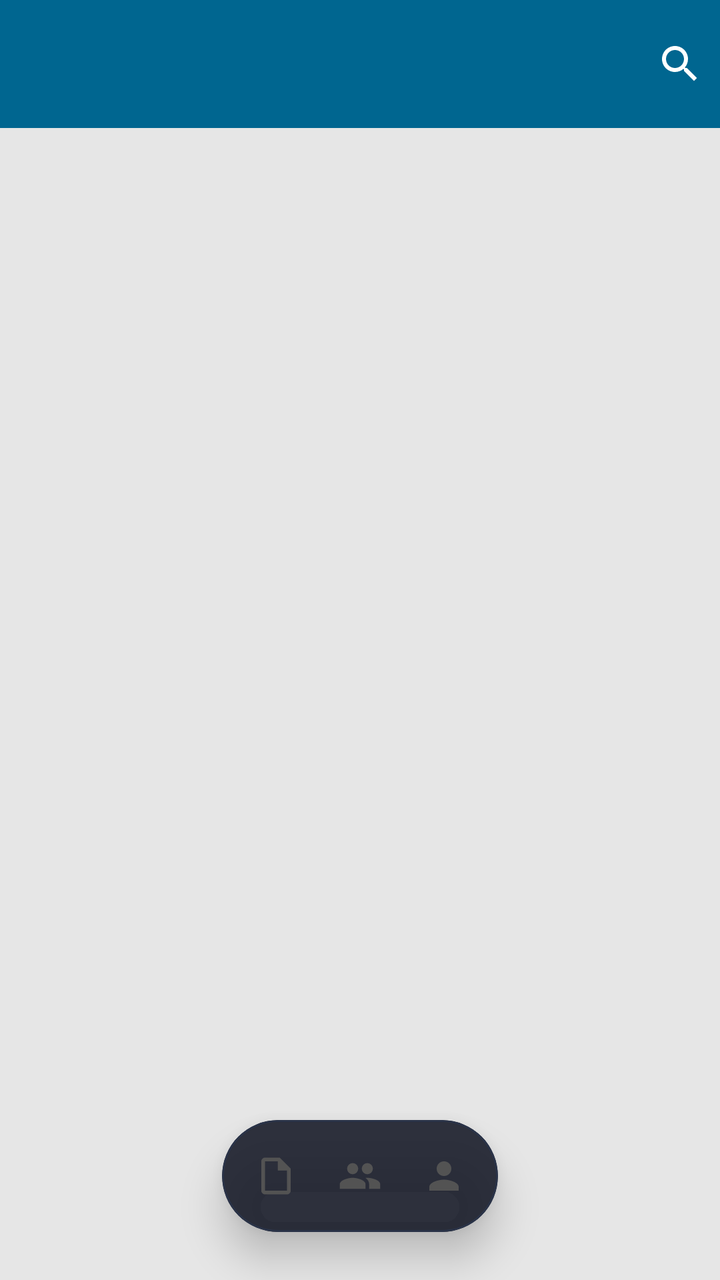
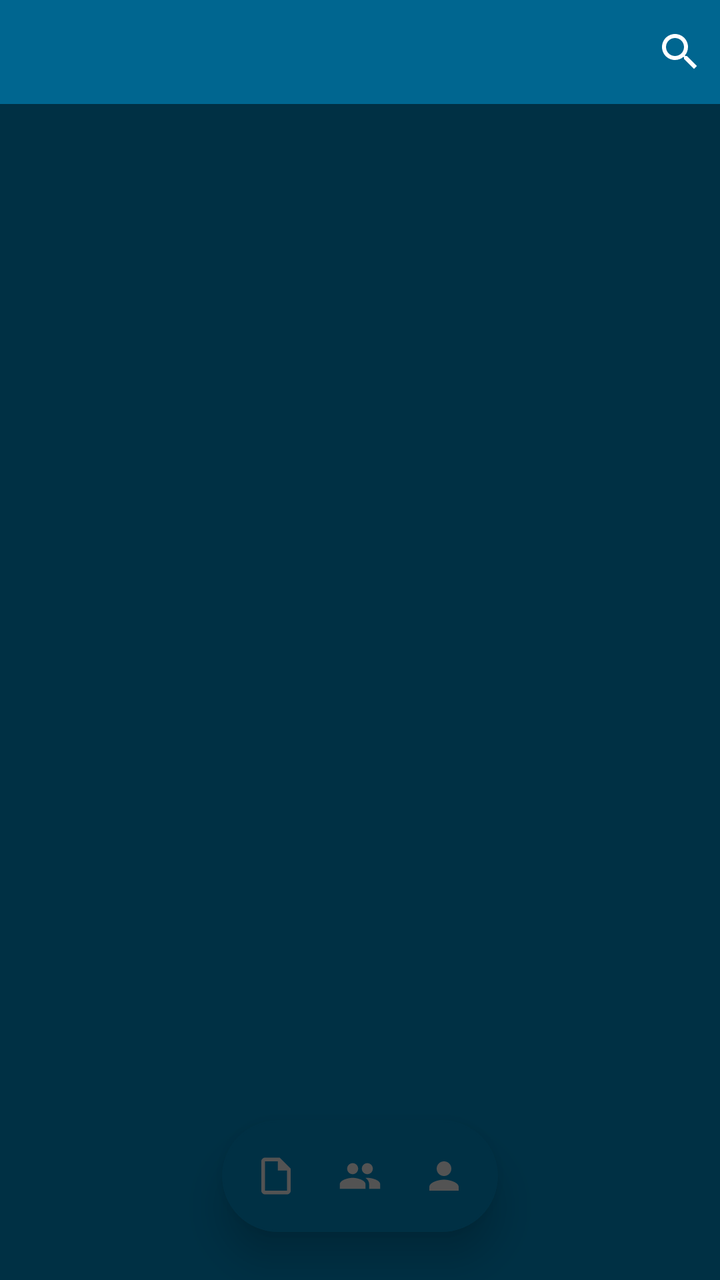

Before-and-after screenshots of an Android layout around one commit, followed by the original layout XML and the change that was made.
<!-- AndroidManifest.xml: application theme Theme.GMV -->
<!-- res/layout/activity_dashboard.xml -->
<?xml version="1.0" encoding="utf-8"?>
<RelativeLayout xmlns:android="http://schemas.android.com/apk/res/android"
    xmlns:app="http://schemas.android.com/apk/res-auto"
    android:id="@+id/main_content"
    android:layout_width="match_parent"
    android:layout_height="match_parent"
    android:background="@color/greyUmk_10">

    <androidx.coordinatorlayout.widget.CoordinatorLayout
        android:id="@+id/tab_coordinator_layout"
        android:layout_width="match_parent"
        android:layout_height="match_parent"
        android:fitsSystemWindows="true">

        <com.google.android.material.appbar.AppBarLayout
            android:id="@+id/tab_appbar_layout"
            android:layout_width="match_parent"
            android:layout_height="wrap_content"
            android:background="?attr/colorSurface"
            android:elevation="2dp">

            <com.google.android.material.appbar.MaterialToolbar
                android:id="@+id/toolbar"
                android:layout_width="match_parent"
                android:layout_height="?actionBarSize"
                android:layout_toStartOf="@+id/btn_add_cart"
                android:layout_toLeftOf="@+id/btn_add_cart"
                android:background="@color/colorUmkPrimary"
                android:theme="@style/ThemeOverlay.AppCompat.Dark.ActionBar"
                app:popupTheme="@style/ThemeOverlay.AppCompat.Light">

                <LinearLayout
                    android:id="@+id/lyt_search_mode"
                    android:layout_width="match_parent"
                    android:layout_height="match_parent"
                    android:gravity="center_vertical"
                    android:orientation="horizontal"
                    android:visibility="gone">

                    <ImageButton
                        android:id="@+id/btn_search_back"
                        android:layout_width="40dp"
                        android:layout_height="40dp"
                        android:background="?attr/selectableItemBackgroundBorderless"
                        android:importantForAccessibility="no"
                        android:padding="10dp"
                        android:src="@drawable/ic_arrow_left"
                        android:tint="?attr/colorOnSurface" />

                    <EditText
                        android:id="@+id/et_toolbar_search"
                        android:layout_width="0dp"
                        android:layout_height="match_parent"
                        android:layout_weight="1"
                        android:background="@null"
                        android:hint="Buscar..."
                        android:imeOptions="actionSearch"
                        android:inputType="text"
                        android:maxLines="1"
                        android:textColor="?attr/colorOnSurface"
                        android:textColorHint="@color/grey_40"
                        android:textSize="16sp" />

                    <ImageButton
                        android:id="@+id/btn_search_clear"
                        android:layout_width="40dp"
                        android:layout_height="40dp"
                        android:background="?attr/selectableItemBackgroundBorderless"
                        android:importantForAccessibility="no"
                        android:padding="10dp"
                        android:src="@drawable/ic_close"
                        android:tint="@color/grey_40"
                        android:visibility="gone" />

                </LinearLayout>

                <ImageButton
                    android:id="@+id/btn_toolbar_search"
                    android:layout_width="40dp"
                    android:layout_height="40dp"
                    android:layout_gravity="end"
                    android:background="?attr/selectableItemBackgroundBorderless"
                    android:importantForAccessibility="no"
                    android:padding="8dp"
                    android:src="@drawable/ic_search"
                    android:tint="@color/on_primary" />

            </com.google.android.material.appbar.MaterialToolbar>

        </com.google.android.material.appbar.AppBarLayout>

        <androidx.viewpager.widget.ViewPager
            android:id="@+id/viewpager"
            android:layout_width="match_parent"
            android:layout_height="match_parent"
            app:layout_behavior="@string/appbar_scrolling_view_behavior" />

    </androidx.coordinatorlayout.widget.CoordinatorLayout>

    <include
        android:id="@+id/floating_nav"
        layout="@layout/nav_floating_island"
        android:layout_width="wrap_content"
        android:layout_height="wrap_content"
        android:layout_alignParentBottom="true"
        android:layout_centerHorizontal="true"
        android:layout_marginBottom="24dp" />

</RelativeLayout>
<!-- res/layout/nav_floating_island.xml (included above) -->
<?xml version="1.0" encoding="utf-8"?>
<com.google.android.material.card.MaterialCardView xmlns:android="http://schemas.android.com/apk/res/android"
    xmlns:app="http://schemas.android.com/apk/res-auto"
    android:id="@+id/floating_nav"
    android:layout_width="wrap_content"
    android:layout_height="wrap_content"
    android:clickable="true"
    app:cardBackgroundColor="@color/nav_pill_bg"
    app:cardCornerRadius="28dp"
    app:cardElevation="12dp"
    app:strokeColor="@color/nav_pill_stroke"
    app:strokeWidth="1dp">

    <LinearLayout
        android:layout_width="wrap_content"
        android:layout_height="wrap_content"
        android:animateLayoutChanges="true"
        android:gravity="center"
        android:orientation="horizontal"
        android:paddingHorizontal="6dp"
        android:paddingVertical="6dp">

        
        <LinearLayout
            android:id="@+id/nav_articulos"
            android:layout_width="wrap_content"
            android:layout_height="44dp"
            android:gravity="center_vertical"
            android:orientation="horizontal"
            android:paddingHorizontal="10dp"
            android:paddingVertical="0dp">

            <ImageView
                android:id="@+id/iv_nav_articulos"
                android:layout_width="22dp"
                android:layout_height="22dp"
                android:importantForAccessibility="no"
                android:src="@drawable/ic_article" />

            <TextView
                android:id="@+id/tv_nav_articulos_title"
                android:layout_width="wrap_content"
                android:layout_height="wrap_content"
                android:layout_marginStart="6dp"
                android:fontFamily="sans-serif-medium"
                android:text="@string/label_articulos"
                android:textSize="12sp"
                android:visibility="gone" />

        </LinearLayout>

        
        <LinearLayout
            android:id="@+id/nav_clientes"
            android:layout_width="wrap_content"
            android:layout_height="44dp"
            android:gravity="center_vertical"
            android:orientation="horizontal"
            android:paddingHorizontal="10dp"
            android:paddingVertical="0dp">

            <ImageView
                android:id="@+id/iv_nav_clientes"
                android:layout_width="22dp"
                android:layout_height="22dp"
                android:importantForAccessibility="no"
                android:src="@drawable/ic_people" />

            <TextView
                android:id="@+id/tv_nav_clientes_title"
                android:layout_width="wrap_content"
                android:layout_height="wrap_content"
                android:layout_marginStart="6dp"
                android:fontFamily="sans-serif-medium"
                android:text="@string/label_clientes"
                android:textSize="12sp"
                android:visibility="gone" />

        </LinearLayout>

        
        <LinearLayout
            android:id="@+id/nav_perfil"
            android:layout_width="wrap_content"
            android:layout_height="44dp"
            android:gravity="center_vertical"
            android:orientation="horizontal"
            android:paddingHorizontal="10dp"
            android:paddingVertical="0dp">

            <ImageView
                android:id="@+id/iv_nav_perfil"
                android:layout_width="22dp"
                android:layout_height="22dp"
                android:importantForAccessibility="no"
                android:src="@drawable/ic_person" />

            <TextView
                android:id="@+id/tv_nav_perfil_title"
                android:layout_width="wrap_content"
                android:layout_height="wrap_content"
                android:layout_marginStart="6dp"
                android:fontFamily="sans-serif-medium"
                android:text="@string/label_perfil"
                android:textSize="12sp"
                android:visibility="gone" />

        </LinearLayout>

    </LinearLayout>

</com.google.android.material.card.MaterialCardView>
<!-- resources referenced by this layout -->
<resources>
  <color name="colorUmkPrimary">#006690</color>
  <color name="greyUmk_10">#e6e6e6</color>
  <color name="grey_40">#9E9E9E</color>
  <color name="nav_pill_bg">#E61A1D2B</color>
  <color name="nav_pill_stroke">#2A3348</color>
  <color name="on_primary">#FFFFFF</color>
  <string name="label_articulos">ARTÍCULOS</string>
  <string name="label_clientes">CLIENTES</string>
  <string name="label_perfil">PERFIL</string>
  <style name="Theme.GMV" parent="Base.Theme.GMV" />
  <color name="primary">#337AB7</color>
  <color name="primary_container">#D6E4F0</color>
  <color name="on_primary_container">#1A3A5C</color>
  <color name="secondary">#3A539B</color>
  <color name="on_secondary">#FFFFFF</color>
  <color name="secondary_container">#D6DCE8</color>
  <color name="on_secondary_container">#1C2A5C</color>
  <color name="tertiary">#7E57C2</color>
  <color name="on_tertiary">#FFFFFF</color>
  <color name="tertiary_container">#EDE7F6</color>
  <color name="on_tertiary_container">#311B92</color>
  <color name="error">#EF5350</color>
  <color name="on_error">#FFFFFF</color>
  <color name="error_container">#FFEBEE</color>
  <color name="on_error_container">#B71C1C</color>
  <color name="background">#F2F2F2</color>
  <color name="on_background">#000000</color>
  <color name="surface">#E7E7E7</color>
  <color name="on_surface">#000000</color>
  <color name="surface_variant">#D4D4D4</color>
  <color name="on_surface_variant">#535353</color>
  <color name="outline">#B0BEC5</color>
  <color name="outline_variant">#CFD8DC</color>
  <style name="TextAppearance.M3.DisplayMedium">
          <item name="android:textSize">45sp</item>
          <item name="android:letterSpacing">0</item>
          <item name="android:lineHeight">52sp</item>
          <item name="android:fontFamily">sans-serif</item>
      </style>
  <style name="TextAppearance.M3.DisplaySmall">
          <item name="android:textSize">36sp</item>
          <item name="android:letterSpacing">0</item>
          <item name="android:lineHeight">44sp</item>
          <item name="android:fontFamily">sans-serif</item>
      </style>
  <style name="TextAppearance.M3.HeadlineLarge">
          <item name="android:textSize">32sp</item>
          <item name="android:letterSpacing">0</item>
          <item name="android:lineHeight">40sp</item>
          <item name="android:fontFamily">sans-serif</item>
      </style>
  <style name="TextAppearance.M3.HeadlineSmall">
          <item name="android:textSize">24sp</item>
          <item name="android:letterSpacing">0</item>
          <item name="android:lineHeight">32sp</item>
          <item name="android:fontFamily">sans-serif</item>
      </style>
  <style name="TextAppearance.M3.TitleLarge">
          <item name="android:textSize">22sp</item>
          <item name="android:letterSpacing">0</item>
          <item name="android:lineHeight">28sp</item>
          <item name="android:fontFamily">sans-serif</item>
      </style>
  <style name="TextAppearance.M3.BodyLarge">
          <item name="android:textSize">16sp</item>
          <item name="android:letterSpacing">0.5</item>
          <item name="android:lineHeight">24sp</item>
          <item name="android:fontFamily">sans-serif</item>
      </style>
  <style name="TextAppearance.M3.BodyMedium">
          <item name="android:textSize">14sp</item>
          <item name="android:letterSpacing">0.25</item>
          <item name="android:lineHeight">20sp</item>
          <item name="android:fontFamily">sans-serif</item>
      </style>
  <style name="TextAppearance.M3.BodySmall">
          <item name="android:textSize">12sp</item>
          <item name="android:letterSpacing">0.4</item>
          <item name="android:lineHeight">16sp</item>
          <item name="android:fontFamily">sans-serif</item>
      </style>
  <color name="colorUmkPrimaryDark">#003044</color>
  <!-- unchanged entries left out for length: 14 -->
</resources>

<!-- the commit's change to res/layout/activity_dashboard.xml (unified diff, before → after) -->
@@ -4,7 +4,7 @@
     android:id="@+id/main_content"
     android:layout_width="match_parent"
     android:layout_height="match_parent"
-    android:background="@color/greyUmk_10">
+    android:background="@color/colorUmkPrimaryDark">
 
     <androidx.coordinatorlayout.widget.CoordinatorLayout
         android:id="@+id/tab_coordinator_layout"
@@ -16,17 +16,18 @@
             android:id="@+id/tab_appbar_layout"
             android:layout_width="match_parent"
             android:layout_height="wrap_content"
-            android:background="?attr/colorSurface"
+            android:background="@color/colorUmkPrimaryDark"
             android:elevation="2dp">
 
             <com.google.android.material.appbar.MaterialToolbar
                 android:id="@+id/toolbar"
                 android:layout_width="match_parent"
-                android:layout_height="?actionBarSize"
+                android:layout_height="52dp"
                 android:layout_toStartOf="@+id/btn_add_cart"
                 android:layout_toLeftOf="@+id/btn_add_cart"
                 android:background="@color/colorUmkPrimary"
                 android:theme="@style/ThemeOverlay.AppCompat.Dark.ActionBar"
+                app:layout_scrollFlags="scroll|enterAlways"
                 app:popupTheme="@style/ThemeOverlay.AppCompat.Light">
 
                 <LinearLayout
<!-- resource entries referenced after the edit -->
@@ -1,10 +1,9 @@
 <!-- resources referenced by this layout -->
 <resources>
   <color name="colorUmkPrimary">#006690</color>
-  <color name="greyUmk_10">#e6e6e6</color>
   <color name="grey_40">#9E9E9E</color>
-  <color name="nav_pill_bg">#E61A1D2B</color>
-  <color name="nav_pill_stroke">#2A3348</color>
+  <color name="nav_pill_bg">@color/colorUmkPrimaryDark</color>
+  <color name="nav_pill_stroke">@color/colorUmkPrimaryDark</color>
   <color name="on_primary">#FFFFFF</color>
   <string name="label_articulos">ARTÍCULOS</string>
   <string name="label_clientes">CLIENTES</string>
